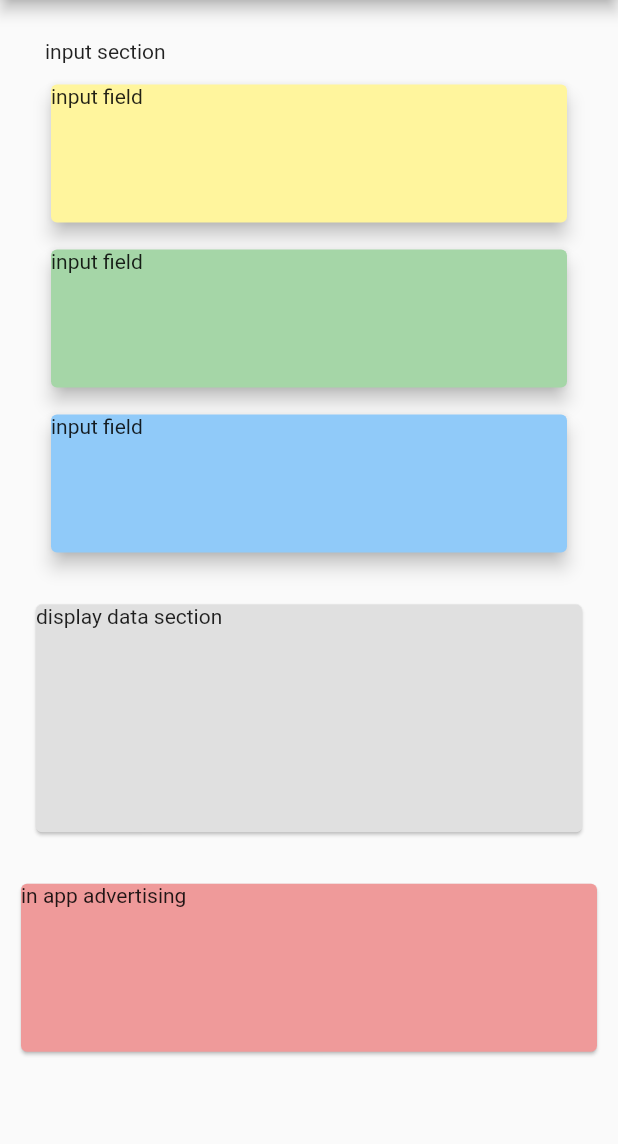
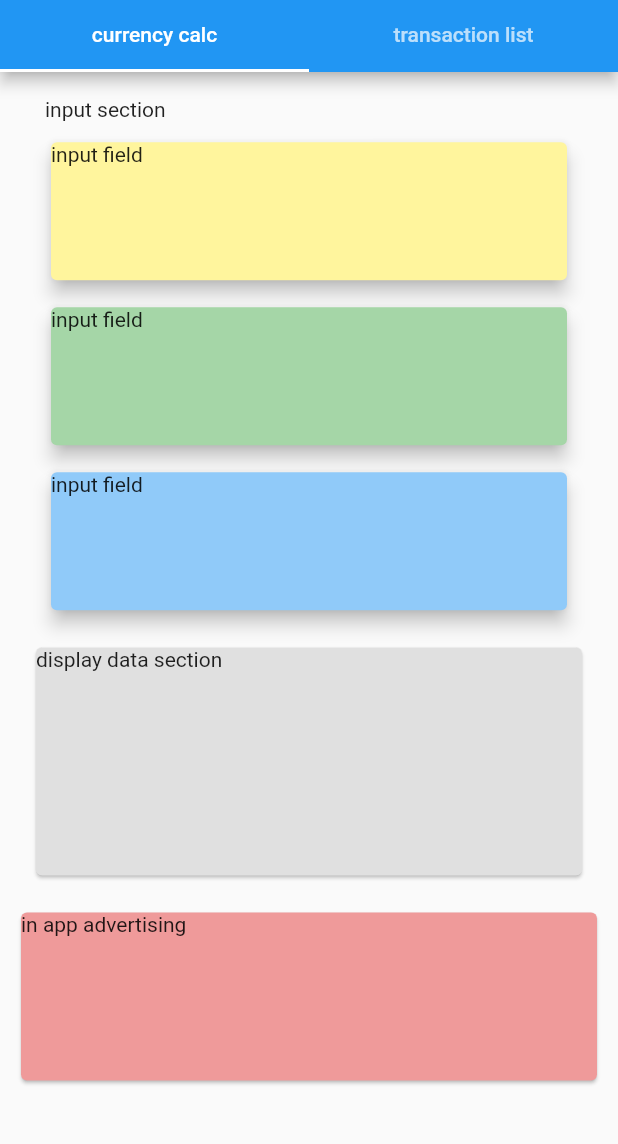
Before and after one commit to carlstep/cambo_app_v2_2, a Flutter app: the screen it shows after launch, on a phone screen of 412 x 824 dp, the part 84-1228 px from its top. Run offline on Flutter 3.47's test engine with Material 2 defaults, Android fonts, the phone set to English and light mode, and no system bars.

Commit message:
added tabview to main.dart, setup two views

```diff
--- /dev/null
+++ b/lib/currency_calc.dart
@@ -0,0 +1,78 @@
+import 'package:flutter/material.dart';
+
+class CurrencyCalc extends StatelessWidget {
+  @override
+  Widget build(BuildContext context) {
+    return Column(
+      mainAxisAlignment: MainAxisAlignment.spaceEvenly,
+      // main column
+      children: [
+        Container(
+          padding: EdgeInsets.symmetric(horizontal: 30, vertical: 0),
+          child: Column(
+            // mainAxisAlignment: MainAxisAlignment.center,
+            crossAxisAlignment: CrossAxisAlignment.stretch,
+            children: <Widget>[
+              Text('input section'),
+              SizedBox(
+                height: 10,
+              ),
+              Container(
+                height: 100,
+                child: Card(
+                  elevation: 5,
+                  color: Colors.yellow[200],
+                  child: Text('input field'),
+                ),
+              ),
+              SizedBox(
+                height: 10,
+              ),
+              Container(
+                height: 100,
+                child: Card(
+                  elevation: 5,
+                  color: Colors.green[200],
+                  child: Text('input field'),
+                ),
+              ),
+              SizedBox(
+                height: 10,
+              ),
+              Container(
+                height: 100,
+                child: Card(
+                  elevation: 5,
+                  color: Colors.blue[200],
+                  child: Text('input field'),
+                ),
+              ),
+            ],
+          ),
+        ),
+        Container(
+          padding: EdgeInsets.symmetric(horizontal: 20, vertical: 0),
+          height: 160,
+          width: double.infinity,
+          child: Card(
+            //elevation: 10,
+            color: Colors.grey[300],
+            child: Text('display data section'),
+          ),
+        ),
+        Container(
+          padding: EdgeInsets.symmetric(horizontal: 10, vertical: 0),
+          height: 120,
+          width: double.infinity,
+          child: Card(
+            color: Colors.red[200],
+            child: Text('in app advertising'),
+          ),
+        ),
+        SizedBox(
+          height: 10,
+        ),
+      ],
+    );
+  }
+}
--- a/lib/main.dart
+++ b/lib/main.dart
@@ -1,6 +1,8 @@
 import 'package:flutter/material.dart';
 
 import './transaction.dart';
+import './currency_calc.dart';
+import './transaction_list.dart';
 
 void main() {
   runApp(MyApp());
@@ -11,7 +13,7 @@ class MyApp extends StatelessWidget {
   Widget build(BuildContext context) {
     return MaterialApp(
       title: 'Flutter App',
-      home: MyHomePage(),
+      home: DefaultTabController(length: 2, child: MyHomePage()),
     );
   }
 }
@@ -26,86 +28,37 @@ class MyHomePage extends StatelessWidget {
       userCurrency: 'CNY',
       amountUserCurrency: 36.33,
       transactionDate: DateTime.now(),
+    ),
+    Transaction(
+      id: 't2',
+      title: 'taxi',
+      amountKhrCurrency: 40000,
+      amountUsdCurrency: 10,
+      userCurrency: 'CNY',
+      amountUserCurrency: 72.66,
+      transactionDate: DateTime.now(),
     )
   ];
 
   @override
   Widget build(BuildContext context) {
     return Scaffold(
-      appBar: AppBar(
-        title: const Text('Flutter App'),
-      ),
-      body: Column(
-        mainAxisAlignment: MainAxisAlignment.spaceEvenly,
-        // main column
-        children: [
-          Container(
-            padding: EdgeInsets.symmetric(horizontal: 30, vertical: 0),
-            child: Column(
-              // mainAxisAlignment: MainAxisAlignment.center,
-              crossAxisAlignment: CrossAxisAlignment.stretch,
-              children: <Widget>[
-                Text('input section'),
-                SizedBox(
-                  height: 10,
-                ),
-                Container(
-                  height: 100,
-                  child: Card(
-                    elevation: 5,
-                    color: Colors.yellow[200],
-                    child: Text('input field'),
-                  ),
-                ),
-                SizedBox(
-                  height: 10,
-                ),
-                Container(
-                  height: 100,
-                  child: Card(
-                    elevation: 5,
-                    color: Colors.green[200],
-                    child: Text('input field'),
-                  ),
-                ),
-                SizedBox(
-                  height: 10,
-                ),
-                Container(
-                  height: 100,
-                  child: Card(
-                    elevation: 5,
-                    color: Colors.blue[200],
-                    child: Text('input field'),
-                  ),
-                ),
-              ],
+        appBar: AppBar(
+          bottom: const TabBar(tabs: [
+            Tab(
+              text: 'currency calc',
             ),
-          ),
-          Container(
-            padding: EdgeInsets.symmetric(horizontal: 20, vertical: 0),
-            height: 160,
-            width: double.infinity,
-            child: Card(
-              //elevation: 10,
-              color: Colors.grey[300],
-              child: Text('display data section'),
+            Tab(
+              text: 'transaction list',
             ),
-          ),
-          Container(
-            padding: EdgeInsets.symmetric(horizontal: 10, vertical: 0),
-            height: 120,
-            width: double.infinity,
-            child: Card(
-              color: Colors.red[200],
-              child: Text('in app advertising'),
-            ),
-          ),
-          SizedBox(
-            height: 10,
-          ),
-        ],
-      ),
-    );
+          ]),
+          title: const Text('Flutter App'),
+        ),
+        body: TabBarView(
+          children: [
+            CurrencyCalc(),
+            TransactionList(),
+          ],
+        ));
   }
 }
--- /dev/null
+++ b/lib/transaction_list.dart
@@ -0,0 +1,21 @@
+import 'package:flutter/material.dart';
+
+class TransactionList extends StatelessWidget {
+  const TransactionList({Key? key}) : super(key: key);
+
+  @override
+  Widget build(BuildContext context) {
+    return Column(
+      children: [
+        Container(
+          height: 100,
+          child: Card(
+            elevation: 5,
+            color: Colors.green[200],
+            child: Text('input field'),
+          ),
+        ),
+      ],
+    );
+  }
+}
```
